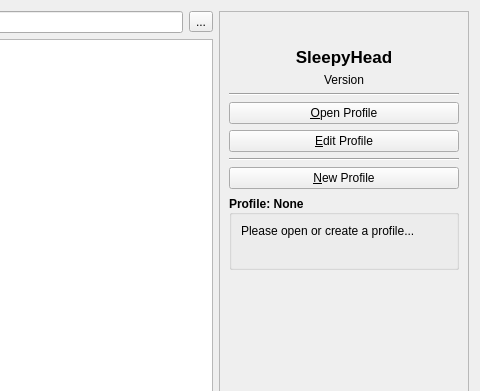
sbonaime/sleepyhead-code., file sleepyhead/profileselector.ui: the form before one commit; both pictures show x 432 to 912 and y 0 to 391 of the 912 by 696 pixel window.
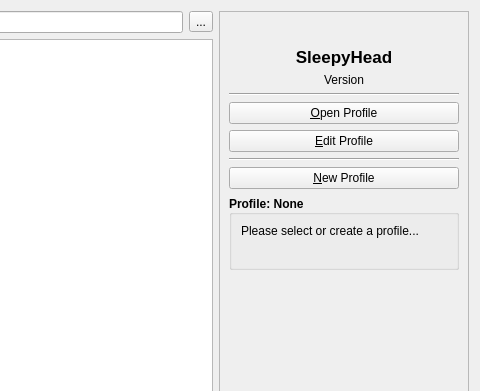
The form after the commit. Icons and pictures are not drawn.

Commit message: Make sure to update profile information box when auto loading a profile

Patch:
```diff
--- a/sleepyhead/profileselector.ui
+++ b/sleepyhead/profileselector.ui
@@ -265,7 +265,7 @@
               </font>
              </property>
              <property name="text">
-              <string>Please open or create a profile...</string>
+              <string>Please select or create a profile...</string>
              </property>
              <property name="textFormat">
               <enum>Qt::AutoText</enum>
```
The commit also changes 1 other file.
